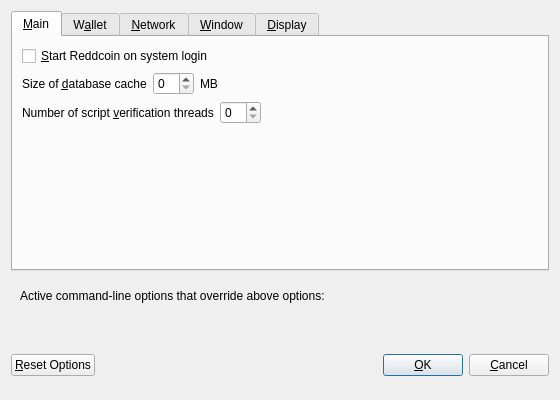
chavezcoin-project/arepacoin-blackcoin, file src/qt/forms/optionsdialog.ui: the form before one commit.
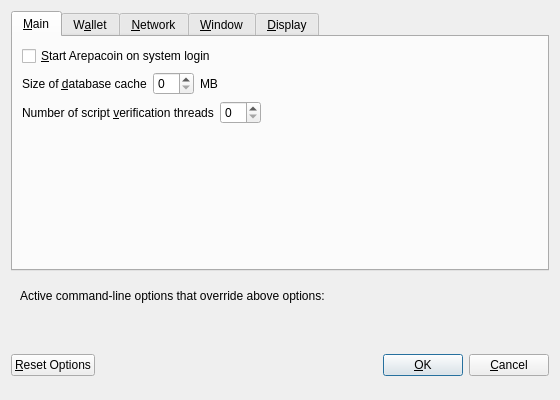
The form after the commit. Custom widgets are drawn as their Qt base class.

Commit message: changed names to arepacoin

The edit to the form file:
```diff
--- a/src/qt/forms/optionsdialog.ui
+++ b/src/qt/forms/optionsdialog.ui
@@ -33,7 +33,7 @@
           <string>Automatically start Reddcoin after logging in to the system.</string>
          </property>
          <property name="text">
-          <string>&amp;Start Reddcoin on system login</string>
+          <string>&amp;Start Arepacoin on system login</string>
          </property>
         </widget>
        </item>
```
Left out of the diff: 10 changed lines with no effect on the pictures. The commit also changes 130 other files.
